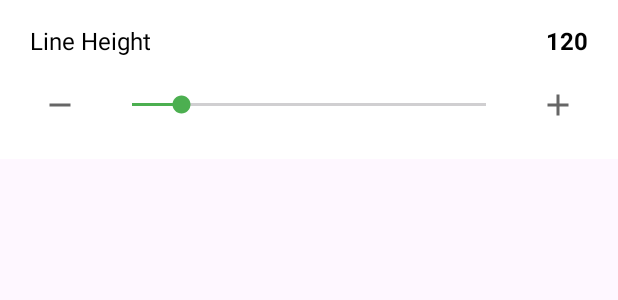
After one commit to namhoai11/Invitation-Marker, an Android app: the layout line_height_control.xml on its own in the app's theme, with its tools: preview values and no code run, on a phone screen of 412 x 824 dp. The commit adds this screen. Shown: the top 300 px of the screen. Run offline under Robolectric (Android 15) with nearby library versions, the phone set to English and light mode, and no system bars.

Commit message:
LineHeight

```diff
--- /dev/null
+++ b/app/src/main/res/layout/line_height_control.xml
@@ -0,0 +1,73 @@
+<?xml version="1.0" encoding="utf-8"?>
+<LinearLayout xmlns:android="http://schemas.android.com/apk/res/android"
+    android:layout_width="match_parent"
+    android:layout_height="wrap_content"
+    android:orientation="vertical"
+    android:background="#FFFFFF"
+    android:paddingHorizontal="20dp"
+    android:paddingVertical="16dp">
+
+    <!-- Line Height Label and Value -->
+    <LinearLayout
+        android:layout_width="match_parent"
+        android:layout_height="wrap_content"
+        android:orientation="horizontal"
+        android:gravity="center_vertical"
+        android:layout_marginBottom="12dp">
+
+        <TextView
+            android:layout_width="0dp"
+            android:layout_height="wrap_content"
+            android:layout_weight="1"
+            android:text="Line Height"
+            android:textSize="16sp"
+            android:textColor="#000000" />
+
+        <TextView
+            android:id="@+id/line_height_value"
+            android:layout_width="wrap_content"
+            android:layout_height="wrap_content"
+            android:text="120"
+            android:textSize="16sp"
+            android:textColor="#000000"
+            android:textStyle="bold"
+            android:minWidth="40dp"
+            android:gravity="end" />
+    </LinearLayout>
+
+    <!-- SeekBar with - and + buttons -->
+    <LinearLayout
+        android:layout_width="match_parent"
+        android:layout_height="wrap_content"
+        android:orientation="horizontal"
+        android:gravity="center_vertical">
+
+        <ImageButton
+            android:id="@+id/btn_decrease_line_height"
+            android:layout_width="40dp"
+            android:layout_height="40dp"
+            android:background="?attr/selectableItemBackgroundBorderless"
+            android:src="@drawable/ic_minus"
+            android:contentDescription="Decrease line height"
+            android:layout_marginEnd="12dp" />
+
+        <SeekBar
+            android:id="@+id/seekbar_line_height"
+            android:layout_width="0dp"
+            android:layout_height="wrap_content"
+            android:layout_weight="1"
+            android:max="325"
+            android:progress="45"
+            android:progressTint="#4CAF50"
+            android:thumbTint="#4CAF50" />
+
+        <ImageButton
+            android:id="@+id/btn_increase_line_height"
+            android:layout_width="40dp"
+            android:layout_height="40dp"
+            android:background="?attr/selectableItemBackgroundBorderless"
+            android:src="@drawable/ic_plus"
+            android:contentDescription="Increase line height"
+            android:layout_marginStart="12dp" />
+    </LinearLayout>
+</LinearLayout>
```
Also changed, not shown: app/src/main/java/com/example/invitationcard/ui/invitation_edit/InvitationEditActivity.kt (+115 -0 lines), app/src/main/java/com/example/invitationcard/ui/invitation_edit/edit_text/lineheight/LineHeightController.kt (added, +89 -0 lines), app/src/main/java/com/example/invitationcard/utils/FlexibleTextSticker.kt (+115 -9 lines), app/src/main/res/layout/activity_invitation_edit.xml (+9 -1 lines).
